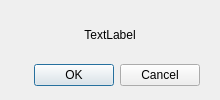
First picture: the form in static/ui/error.ui, repository AlexandrVino/CyberSchool, before the edit.
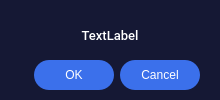
Second picture: the form after the edit.

Diff of the .ui file:
```diff
--- a/static/ui/error.ui
+++ b/static/ui/error.ui
@@ -13,6 +13,17 @@
   <property name="windowTitle">
    <string>Dialog</string>
   </property>
+  <property name="styleSheet">
+   <string notr="true">QDialog {background-color: #151834;}
+QLabel { color: #fff}
+QPushButton {background-color: #151834;
+width: 80px;
+height: 30px;
+background-color: #3b70eb;
+color: #fff;
+	font: 57 11pt &quot;Roboto Medium&quot;;
+border-radius: 15px;}</string>
+  </property>
   <widget class="QDialogButtonBox" name="buttonBox">
    <property name="geometry">
     <rect>
@@ -22,6 +33,14 @@
      <height>30</height>
     </rect>
    </property>
+   <property name="font">
+    <font>
+     <family>Roboto</family>
+     <pointsize>11</pointsize>
+     <weight>75</weight>
+     <bold>true</bold>
+    </font>
+   </property>
    <property name="orientation">
     <enum>Qt::Horizontal</enum>
    </property>
@@ -38,6 +57,12 @@
      <height>50</height>
     </rect>
    </property>
+   <property name="font">
+    <font>
+     <family>Roboto Medium</family>
+     <pointsize>10</pointsize>
+    </font>
+   </property>
    <property name="styleSheet">
     <string notr="true"/>
    </property>
```
